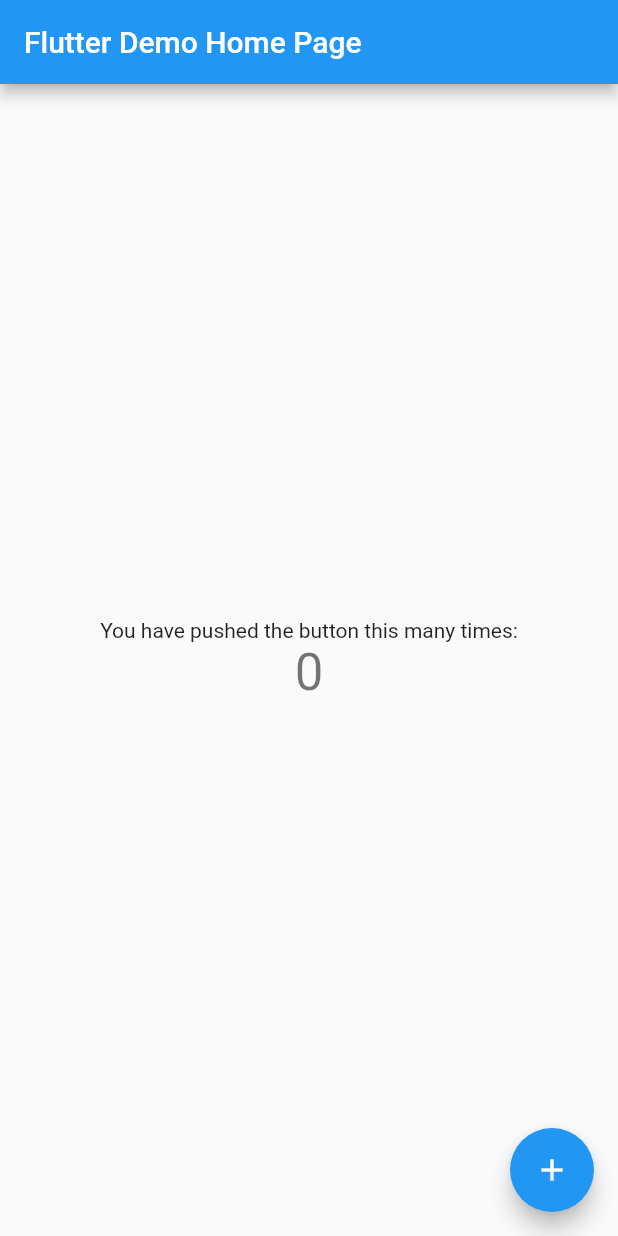
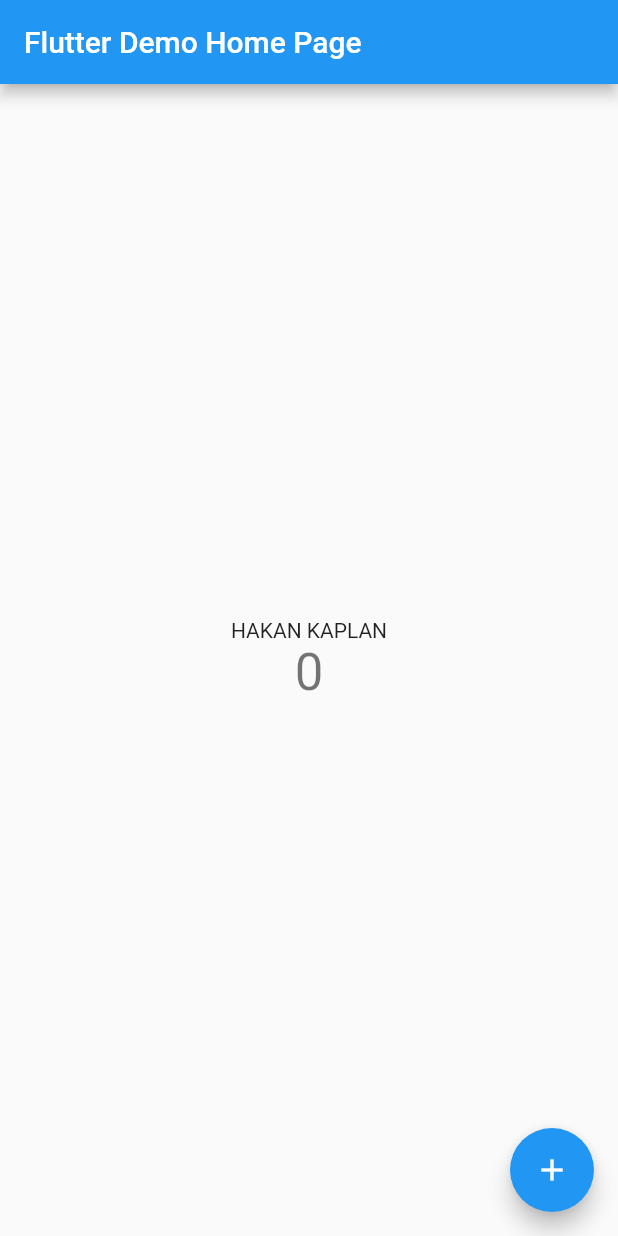
Before and after one commit to hknkaplan/gitdeneme, a Flutter app: the screen it shows after launch, on a phone screen of 412 x 824 dp. Run offline on Flutter 3.47's test engine with Material 2 defaults, Android fonts, the phone set to English and light mode, and no system bars.

Commit message:
main text değişti

```diff
--- a/lib/main.dart
+++ b/lib/main.dart
@@ -50,7 +50,7 @@ class _MyHomePageState extends State<MyHomePage> {
           mainAxisAlignment: MainAxisAlignment.center,
           children: <Widget>[
             const Text(
-              'You have pushed the button this many times:',
+              'HAKAN KAPLAN',
             ),
             Text(
               '$_counter',
```
